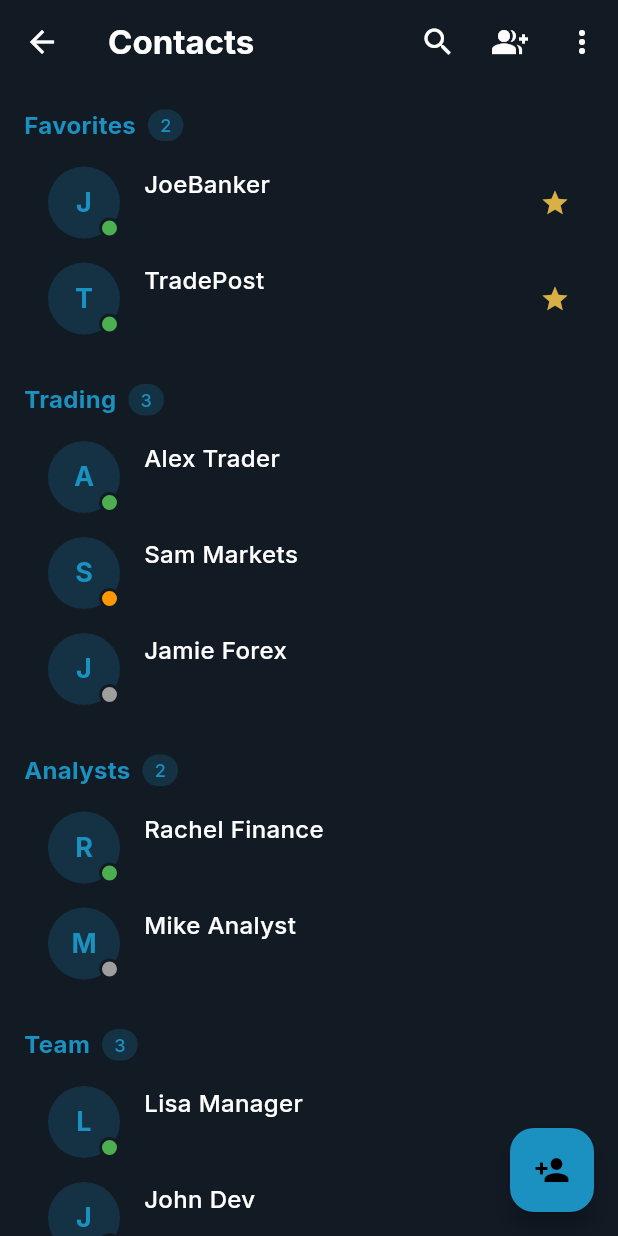
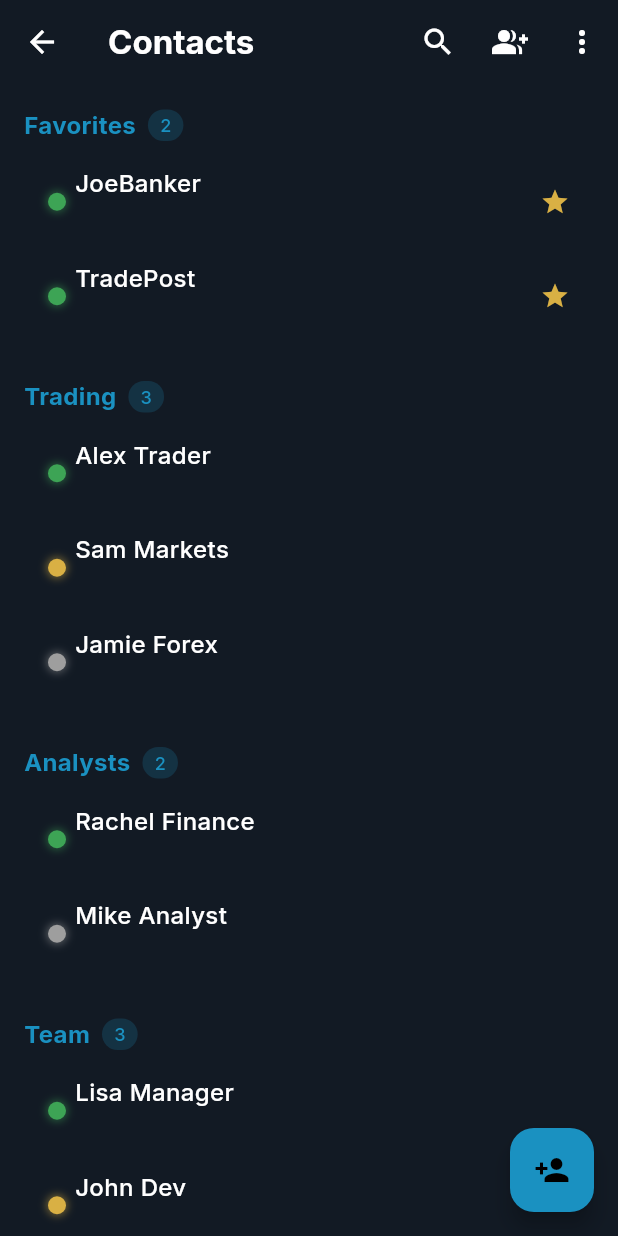
Before and after one commit to Franna88/gxit_2025, a Flutter app: the ContactsScreen screen opened directly, on a phone screen of 412 x 824 dp. Run offline on Flutter 3.47's test engine with Material 3 defaults, Android fonts, the phone set to English and light mode, and no system bars; our stand-ins replace google_fonts.

Commit message:
added contacts status

```diff
--- a/lib/widgets/contact_item.dart
+++ b/lib/widgets/contact_item.dart
@@ -26,83 +26,30 @@ class ContactItem extends StatelessWidget {
         padding: const EdgeInsets.symmetric(vertical: 8.0, horizontal: 16.0),
         child: Row(
           children: [
-            // Avatar or profile image with status indicator
-            Stack(
-              children: [
-                Container(
-                  width: 48,
-                  height: 48,
-                  decoration: BoxDecoration(
-                    color:
-                        contact.avatarColor ??
-                        AppColors.primaryBlue.withOpacity(0.2),
-                    shape: BoxShape.circle,
-                  ),
-                  child:
-                      contact.avatarUrl != null && contact.avatarUrl!.isNotEmpty
-                          ? ClipRRect(
-                            borderRadius: BorderRadius.circular(24),
-                            child: Image.network(
-                              contact.avatarUrl!,
-                              fit: BoxFit.cover,
-                              errorBuilder:
-                                  (context, error, stackTrace) => Center(
-                                    child: Text(
-                                      contact.name.isNotEmpty
-                                          ? contact.name[0].toUpperCase()
-                                          : '?',
-                                      style: TextStyle(
-                                        color:
-                                            isDarkMode
-                                                ? AppColors.primaryBlue
-                                                : AppColors.darkText,
-                                        fontWeight: FontWeight.bold,
-                                        fontSize: 18,
-                                      ),
-                                    ),
-                                  ),
-                            ),
-                          )
-                          : Center(
-                            child: Text(
-                              contact.name.isNotEmpty
-                                  ? contact.name[0].toUpperCase()
-                                  : '?',
-                              style: TextStyle(
-                                color:
-                                    isDarkMode
-                                        ? AppColors.primaryBlue
-                                        : AppColors.darkText,
-                                fontWeight: FontWeight.bold,
-                                fontSize: 18,
-                              ),
-                            ),
+            // Status indicator
+            Container(
+              width: 12,
+              height: 12,
+              margin: const EdgeInsets.only(right: 6.0),
+              decoration: BoxDecoration(
+                color:
+                    status != null
+                        ? _getStatusColor(status!)
+                        : Colors.grey.withOpacity(0.3),
+                shape: BoxShape.circle,
+                boxShadow:
+                    status != null
+                        ? [
+                          BoxShadow(
+                            color: _getStatusColor(status!).withOpacity(0.5),
+                            blurRadius: 4,
+                            spreadRadius: 1,
                           ),
-                ),
-                // Status indicator
-                if (status != null)
-                  Positioned(
-                    right: 0,
-                    bottom: 0,
-                    child: Container(
-                      width: 14,
-                      height: 14,
-                      decoration: BoxDecoration(
-                        color: _getStatusColor(status!),
-                        shape: BoxShape.circle,
-                        border: Border.all(
-                          color:
-                              isDarkMode
-                                  ? AppColors.darkBackground
-                                  : Colors.white,
-                          width: 2,
-                        ),
-                      ),
-                    ),
-                  ),
-              ],
+                        ]
+                        : null,
+              ),
             ),
-            const SizedBox(width: 16),
+
             // Contact information
             Expanded(
               child: Column(
@@ -145,9 +92,9 @@ class ContactItem extends StatelessWidget {
   Color _getStatusColor(ContactStatus status) {
     switch (status) {
       case ContactStatus.online:
-        return Colors.green;
+        return AppColors.onlineGreen;
       case ContactStatus.away:
-        return Colors.orange;
+        return AppColors.awayYellow;
       case ContactStatus.offline:
         return Colors.grey;
     }
```
Also changed, not shown: lib/widgets/chat_summary_card.dart (+28 -13 lines).
